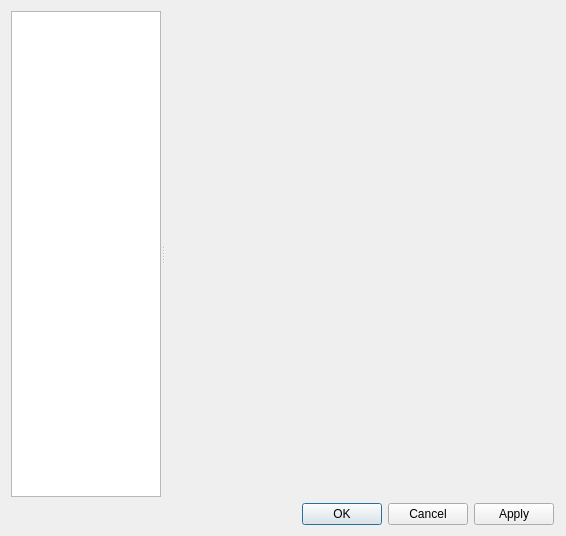
Old version of the form preferences.ui in the repository caoaolong/ringz.
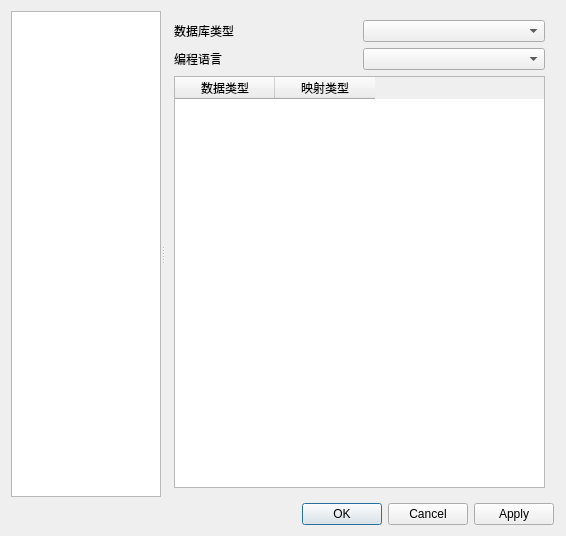
New version of the form. The open tabs and pages were chosen to show the change.

Commit message: 数据类型映射

```diff
--- a/preferences.ui
+++ b/preferences.ui
@@ -106,6 +106,44 @@
            </item>
           </layout>
          </widget>
+         <widget class="QWidget" name="mappingPage">
+          <layout class="QGridLayout" name="gridLayout_2">
+           <item row="0" column="0">
+            <widget class="QLabel" name="label_3">
+             <property name="text">
+              <string>数据库类型</string>
+             </property>
+            </widget>
+           </item>
+           <item row="0" column="1">
+            <widget class="QComboBox" name="dbType"/>
+           </item>
+           <item row="1" column="0">
+            <widget class="QLabel" name="label_4">
+             <property name="text">
+              <string>编程语言</string>
+             </property>
+            </widget>
+           </item>
+           <item row="1" column="1">
+            <widget class="QComboBox" name="language"/>
+           </item>
+           <item row="2" column="0" colspan="2">
+            <widget class="QTableWidget" name="tableWidget">
+             <column>
+              <property name="text">
+               <string>数据类型</string>
+              </property>
+             </column>
+             <column>
+              <property name="text">
+               <string>映射类型</string>
+              </property>
+             </column>
+            </widget>
+           </item>
+          </layout>
+         </widget>
         </widget>
        </widget>
       </item>
```
The commit also changes 23 other files.
